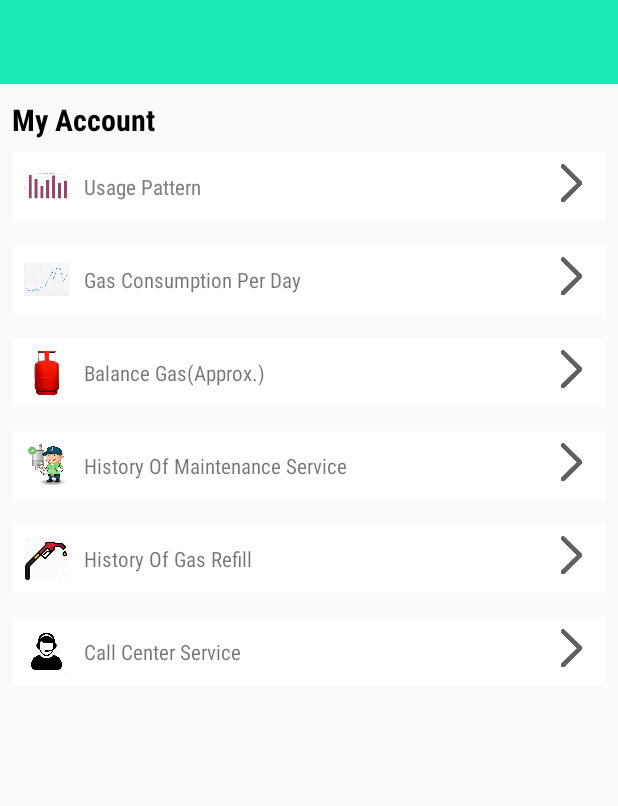
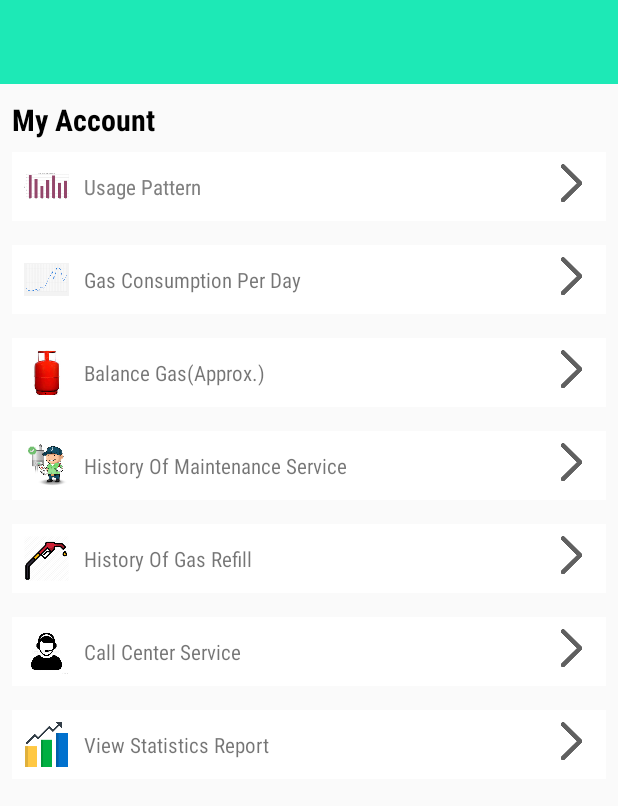
Before and after one commit to SaravanaMurale/SmartCookV2, an Android app: the screen it shows after launch (MenuActivity), on a phone screen of 412 x 824 dp. Shown: the top 806 px of the screen. Run offline under Robolectric (Android 15) with nearby library versions, the phone set to English and light mode, and no system bars.

Commit message:
Statistics Report

```diff
--- a/app/src/main/AndroidManifest.xml
+++ b/app/src/main/AndroidManifest.xml
@@ -15,9 +15,9 @@
         android:label="@string/app_name"
         android:supportsRtl="true"
         android:theme="@style/AppTheme">
-        <activity android:name=".menuoperationactivity.MaintenanceServiceActivity"></activity>
-        <activity android:name=".menuoperationactivity.HistoryOfGasRefillActivity" />
-         <!--<activity android:name=".operation.MenuActivity" />-->
+        <activity android:name=".menuoperationactivity.StatisticsReportActivity"></activity>
+        <activity android:name=".menuoperationactivity.MaintenanceServiceActivity" />
+        <activity android:name=".menuoperationactivity.HistoryOfGasRefillActivity" /> <!-- <activity android:name=".operation.MenuActivity" /> -->
         <!-- <activity android:name=".MainActivity"></activity> -->
         <!-- <activity android:name=".DummyActivity"></activity> -->
         <activity android:name=".operation.MenuActivity">
--- a/app/src/main/java/com/clj/blesample/operation/CharacteristicListFragment.java
+++ b/app/src/main/java/com/clj/blesample/operation/CharacteristicListFragment.java
@@ -223,6 +223,7 @@ public class CharacteristicListFragment extends Fragment {
                     String knobRotation_Angle = PreferencesUtil.getValueString(getActivity(), PreferencesUtil.KNOB_ANGLE);
 
                     if (!knobRotation_Angle.equals(data)) {
+
 
                         callMe(1, data, FOURTH_BURNER);
                         PreferencesUtil.setValueString(getActivity(), PreferencesUtil.KNOB_ANGLE, data);
--- a/app/src/main/java/com/clj/blesample/operation/MenuActivity.java
+++ b/app/src/main/java/com/clj/blesample/operation/MenuActivity.java
@@ -20,7 +20,7 @@ import com.clj.blesample.menuoperationactivity.MaintenanceServiceActivity;
 
 public class MenuActivity extends AppCompatActivity {
 
-    RelativeLayout userPatternBlock, gasConsumptionBlock, balanceGasBlock, historyOfMaintenanceBlock, gasRefillBlock, customerServiceBlock;
+    RelativeLayout userPatternBlock, gasConsumptionBlock, balanceGasBlock, historyOfMaintenanceBlock, gasRefillBlock, customerServiceBlock,viewStaticsReportBlock;
 
     public static final int REQUEST_PHONE_CALL=121;
 
@@ -115,6 +115,16 @@ public class MenuActivity extends AppCompatActivity {
         });
 
 
+        viewStaticsReportBlock.setOnClickListener(new View.OnClickListener() {
+            @Override
+            public void onClick(View v) {
+
+
+
+            }
+        });
+
+
     }
 
     private void initView() {
@@ -122,6 +132,7 @@ public class MenuActivity extends AppCompatActivity {
         customerServiceBlock=(RelativeLayout)findViewById(R.id.callCenterServiceBlock);
         gasRefillBlock=(RelativeLayout)findViewById(R.id.historyOfCyclenderRefilBlock);
         historyOfMaintenanceBlock=(RelativeLayout)findViewById(R.id.historyOfMaintenanceBlock);
+        viewStaticsReportBlock=(RelativeLayout)findViewById(R.id.viewStaticsReportBlock);
 
     }
 }
--- a/app/src/main/res/layout/activity_menu.xml
+++ b/app/src/main/res/layout/activity_menu.xml
@@ -23,11 +23,11 @@
         <TextView
             android:layout_width="match_parent"
             android:layout_height="wrap_content"
+            android:layout_marginLeft="8dp"
+            android:fontFamily="sans-serif-condensed"
             android:text="My Account"
             android:textColor="@color/black"
             android:textSize="20sp"
-            android:layout_marginLeft="8dp"
-            android:fontFamily="sans-serif-condensed"
             android:textStyle="bold" />
 
 
@@ -238,4 +238,39 @@
     </RelativeLayout>
 
 
+    <RelativeLayout
+        android:id="@+id/viewStaticsReportBlock"
+        android:layout_width="match_parent"
+        android:layout_height="wrap_content"
+        android:layout_below="@id/callCenterServiceBlock"
+        android:layout_margin="8dp"
+        android:background="@color/white"
+        android:padding="8dp">
+
+        <ImageView
+            android:id="@+id/staticsImage"
+            android:layout_width="30dp"
+            android:layout_height="30dp"
+            android:src="@drawable/statistics" />
+
+        <TextView
+            android:id="@+id/statisticsText"
+            android:layout_width="wrap_content"
+            android:layout_height="wrap_content"
+            android:layout_centerInParent="true"
+            android:layout_marginLeft="10dp"
+            android:layout_toRightOf="@+id/staticsImage"
+            android:fontFamily="sans-serif-condensed"
+            android:text="View Statistics Report" />
+
+        <ImageView
+            android:layout_width="30dp"
+            android:layout_height="25dp"
+            android:layout_alignParentRight="true"
+            android:src="@drawable/arrow" />
+
+
+    </RelativeLayout>
+
+
 </RelativeLayout>
```
Also changed, not shown: app/src/main/java/com/clj/blesample/adapter/StatisticsAdapter.java (added, +20 -0 lines), app/src/main/java/com/clj/blesample/menuoperationactivity/StatisticsReportActivity.java (added, +24 -0 lines), app/src/main/java/com/clj/blesample/model/StatisticsDTO.java (added, +56 -0 lines), app/src/main/res/layout/activity_statistics_report.xml (added, +14 -0 lines), app/src/main/res/drawable/statistics.png (added).
